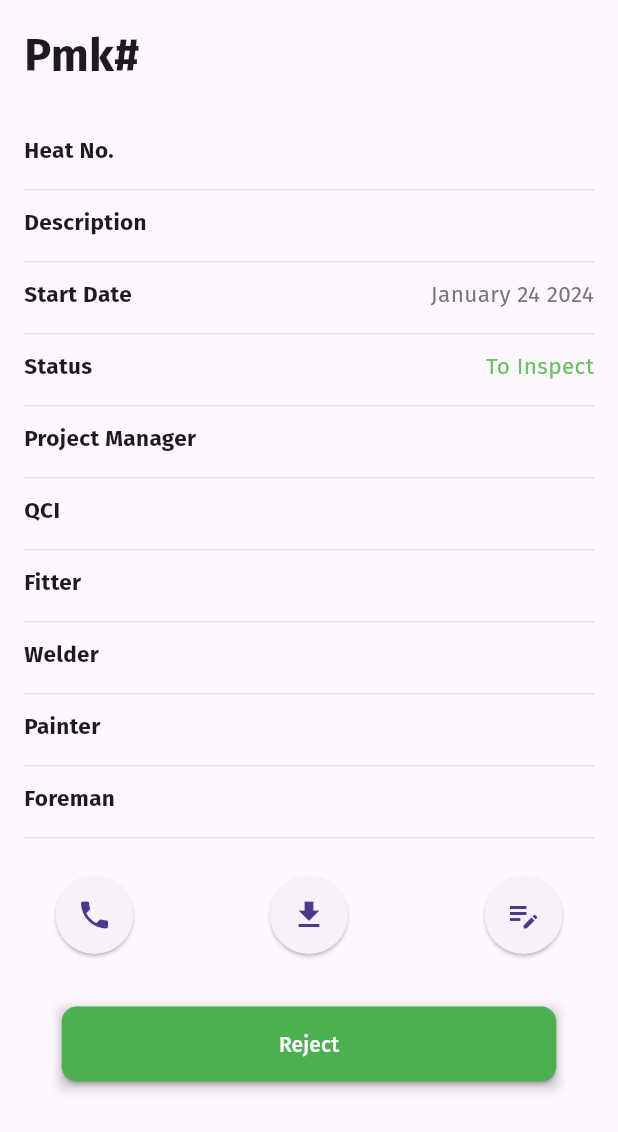
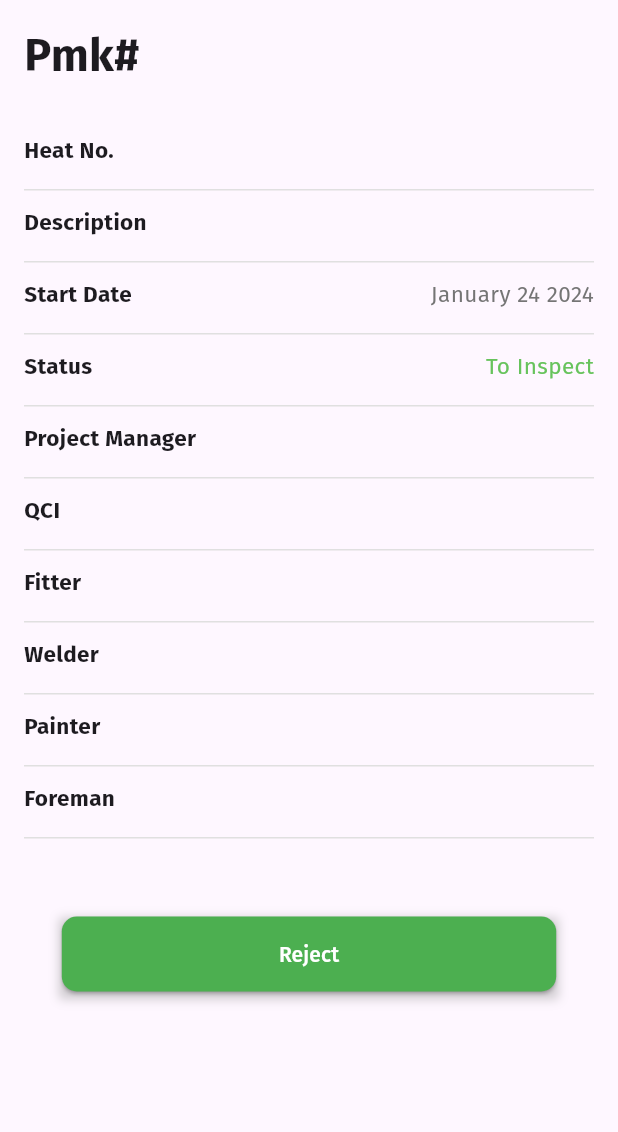
Before and after one commit to sikandarm/pace-mobile, a Flutter app: the TaskDetailWidget widget shown alone on an empty page, opened directly with empty values, on a phone screen of 412 x 824 dp. Shown: the top 1132 px of the screen. Run offline on Flutter 3.47's test engine with Material 3 defaults, Android fonts, the light colour scheme and no system bars; our stand-ins replace cached_network_image, custom_sliding_segmented_control, dio, easy_dynamic_theme, email_validator, expandable and 21 more; missing offline and left inert: expandable_datatable, flutter_facebook_auth, flutter_file_downloader, flutter_file_saver, flutter_login_facebook, googleapis and 2 more; accounts and stored records are empty; network calls fail; project files that could hold a hidden picture were left out.

Commit message:
v55.0 push major modifications

```diff
--- a/lib/screens/task_detail.dart
+++ b/lib/screens/task_detail.dart
@@ -25,6 +25,7 @@ import 'package:shared_preferences/shared_preferences.dart';
 import 'package:url_launcher/url_launcher.dart';
 
 import '../services/check_task_play_or_pause_status.dart';
+import '../services/get_task_logs.dart';
 import '../services/play_pause_task.dart';
 import '../services/task_detail_service.dart';
 import '../utils/constants.dart';
@@ -40,6 +41,8 @@ bool _blShowNotificationsList = false;
 bool _blApprovedTask = false;
 bool _blSelfAssignATask = false;
 bool _b1ShowProfile = false;
+bool b1ViewContacts = false;
+bool b1DownloadDiagram = false;
 
 class TaskDetail extends StatefulWidget {
   final int taskId;
@@ -102,6 +105,14 @@ class _TaskDetailState extends State<TaskDetail> {
     callApiMethods();
     checkPermissionAndUpdateBool("view_profile", (localBool) {
       _b1ShowProfile = localBool;
+    });
+
+    checkPermissionAndUpdateBool("view_contact", (localBool) {
+      b1ViewContacts = localBool;
+    });
+
+    checkPermissionAndUpdateBool("download_diagram", (localBool) {
+      b1DownloadDiagram = localBool;
     });
 
     checkPermissionAndUpdateBool("collaborate_on_microsoft_whiteboard",
@@ -372,7 +383,9 @@ class _TaskDetailState extends State<TaskDetail> {
                       );
                     },
                     icon: const Icon(Icons.view_kanban_outlined)),
-                Padding(
+                Visibility(
+                  visible: _blShowNotificationsList,
+                  child: Padding(
                     padding: const EdgeInsets.only(right: 10.0),
                     child: Stack(
                       children: [
@@ -418,7 +431,10 @@ class _TaskDetailState extends State<TaskDetail> {
                       ],
                     ),
                   ),
-                GestureDetector(
+                ),
+                Visibility(
+                  visible: _b1ShowProfile,
+                  child: GestureDetector(
                     onTap: () {
                       if (!_b1ShowProfile) {
                         showToast('You do not have permissions.');
@@ -438,6 +454,7 @@ class _TaskDetailState extends State<TaskDetail> {
                             ? const AssetImage('assets/images/ic_profile.png')
                             : NetworkImage(userProfileImage!) as ImageProvider,
                         radius: 15,
+                      ),
                     ),
                   ),
                 ),
@@ -567,7 +584,9 @@ class _TaskDetailWidgetState extends State<TaskDetailWidget> {
 
   bool? taskPayOrPauseStatus = null;
 
+  List<TasklogModel> taskLogsList = [];
   Future<void> callApiMethods() async {
+    taskLogsList = await getTaskLogs(taskId: widget.id);
     taskPayOrPauseStatus =
         await getTaskPlayOrPauseStatus(taskId: widget.id.toString());
     print('init method 222 value taskPayOrPauseStatus: $taskPayOrPauseStatus');
@@ -852,7 +871,9 @@ class _TaskDetailWidgetState extends State<TaskDetailWidget> {
               child: Row(
                 mainAxisAlignment: MainAxisAlignment.spaceBetween,
                 children: [
-                  Card(
+                  Visibility(
+                    visible: b1ViewContacts,
+                    child: Card(
                       shape: RoundedRectangleBorder(
                           borderRadius: BorderRadius.circular(33)),
                       child: GestureDetector(
@@ -861,7 +882,8 @@ class _TaskDetailWidgetState extends State<TaskDetailWidget> {
                           Navigator.push(
                               context,
                               MaterialPageRoute(
-                              builder: (context) => const ViewContactsScreen(),
+                                builder: (context) =>
+                                    const ViewContactsScreen(),
                               ));
                         },
                         child: const CircleAvatar(
@@ -871,7 +893,12 @@ class _TaskDetailWidgetState extends State<TaskDetailWidget> {
                         ),
                       ),
                     ),
-                  Card(
+                  ),
+                  Visibility(visible: b1DownloadDiagram, child: Spacer()),
+                  Visibility(
+                    visible: b1DownloadDiagram,
+                    // visible: true,
+                    child: Card(
                       shape: RoundedRectangleBorder(
                           borderRadius: BorderRadius.circular(33)),
                       child: GestureDetector(
@@ -887,7 +914,15 @@ class _TaskDetailWidgetState extends State<TaskDetailWidget> {
                         ),
                       ),
                     ),
-                  Card(
+                  ),
+                  Visibility(
+                    visible: b1DownloadDiagram,
+                    // visible: _blCollaborate,
+                    child: Spacer(),
+                  ),
+                  Visibility(
+                    visible: _blCollaborate,
+                    child: Card(
                       shape: RoundedRectangleBorder(
                           borderRadius: BorderRadius.circular(33)),
                       child: GestureDetector(
@@ -904,6 +939,7 @@ class _TaskDetailWidgetState extends State<TaskDetailWidget> {
                           backgroundColor: Colors.transparent,
                           radius: 26,
                           child: Icon(Icons.edit_note),
+                        ),
                       ),
                     ),
                   ),
@@ -1277,9 +1313,10 @@ class _TaskDetailWidgetState extends State<TaskDetailWidget> {
                                   foregroundColor:
                                       const MaterialStatePropertyAll(
                                           Colors.white),
-                                  backgroundColor:
-                                      const MaterialStatePropertyAll(
-                                          Colors.green),
+                                  backgroundColor: MaterialStatePropertyAll(
+                                      taskLogsList.isEmpty
+                                          ? Colors.amber
+                                          : Colors.green),
                                   shape: MaterialStatePropertyAll(
                                       RoundedRectangleBorder(
                                           borderRadius:
@@ -1414,7 +1451,8 @@ class _TaskDetailWidgetState extends State<TaskDetailWidget> {
                                 return;
                                 setState(() {});
                               },
-                              child: const Text('Resume'),
+                              child: Text(
+                                  taskLogsList.isEmpty ? 'Start' : 'Resume'),
                             ),
                           ),
 
```
Also changed, not shown: lib/screens/Dashboard.dart (+5 -5 lines), lib/screens/InventoryList.dart (+19 -7 lines), lib/screens/ProfileScreen.dart (+12 -5 lines), lib/screens/department_list.dart (+15 -6 lines), lib/screens/purchase_order_detail_screen.dart (+8 -1 lines), lib/screens/task_list.dart (+50 -16 lines). Lines whose indentation alone changed are shown as unchanged.
